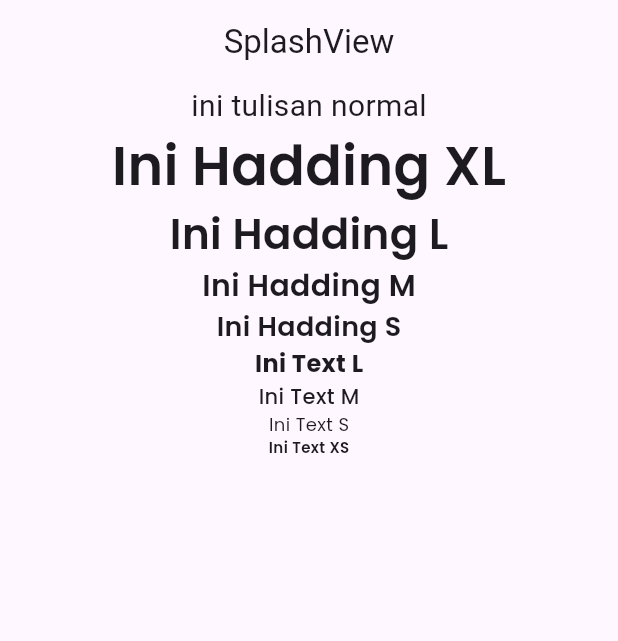
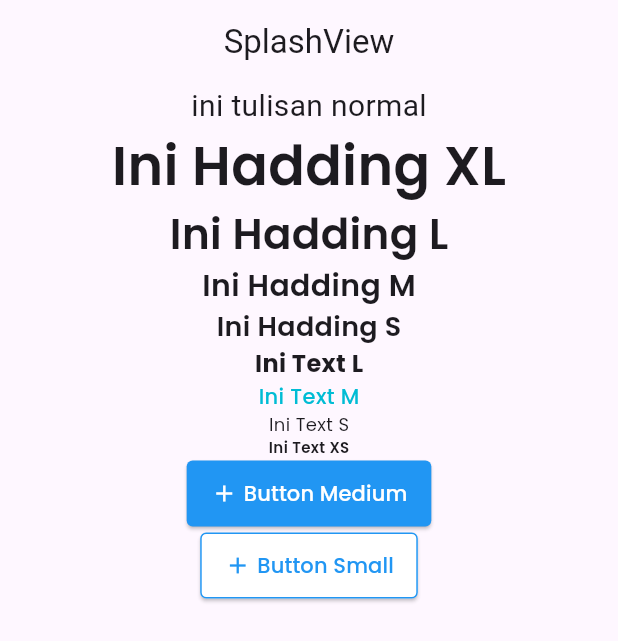
Before and after one commit to alliffianis/flutter_1, a Flutter app: the screen it shows after launch, on a phone screen of 412 x 824 dp. Shown: the top 641 px of the screen. Run offline on Flutter 3.47's test engine with Material 3 defaults, Android fonts, the light colour scheme and no system bars; our stand-ins replace get, google_fonts.

Commit message:
feat: membuat border

```diff
--- a/lib/app/modules/splash/views/splash_view.dart
+++ b/lib/app/modules/splash/views/splash_view.dart
@@ -1,4 +1,5 @@
 import 'package:belajar_1/app/routes/app_pages.dart';
+import 'package:belajar_1/app/widgets/buttons.dart';
 import 'package:belajar_1/app/widgets/texts.dart';
 import 'package:flutter/material.dart';
 
@@ -17,12 +18,15 @@ class SplashView extends GetView<SplashController> {
       ),
       body: SizedBox(
         width: double.infinity,
-        child: Column(crossAxisAlignment: CrossAxisAlignment.center, children: [
-          Text(
+        child: Column(
+          crossAxisAlignment: CrossAxisAlignment.center,
+          children: [
+            const Text(
               'ini tulisan normal',
               style: TextStyle(fontSize: 20),
             ),
-          Texts.headingXL("Ini Hadding XL", fontFamilies: FontFamilies.poppins),
+            Texts.headingXL("Ini Hadding XL",
+                fontFamilies: FontFamilies.poppins),
             Texts.headingL(
               "Ini Hadding L",
               fontFamilies: FontFamilies.poppins,
@@ -32,16 +36,44 @@ class SplashView extends GetView<SplashController> {
             Texts.textL("Ini Text L",
                 fontWeights: FontWeights.bold,
                 fontFamilies: FontFamilies.poppins),
-          Texts.textM("Ini Text M",
+            Texts.textM(
+              "Ini Text M",
               fontWeights: FontWeights.medium,
-              fontFamilies: FontFamilies.poppins),
-          Texts.textS("Ini Text S",
+              fontFamilies: FontFamilies.poppins,
+              color: Colors.cyan,
+            ),
+            Texts.textS(
+              "Ini Text S",
               fontWeights: FontWeights.regular,
-              fontFamilies: FontFamilies.poppins),
-          Texts.textXS("Ini Text XS",
+              fontFamilies: FontFamilies.poppins,
+            ),
+            Texts.textXS(
+              "Ini Text XS",
               fontWeights: FontWeights.semiBold,
-              fontFamilies: FontFamilies.poppins),
-        ]),
+              fontFamilies: FontFamilies.poppins,
+            ),
+            Buttons.buttonPrimary(
+              text: "Button Medium",
+              buttonSize: ButtonSize.medium,
+              onPressed: () {
+                Get.toNamed(Routes.HOME);
+                print(
+                  "object",
+                );
+              },
+            ),
+            Buttons.buttonSecondary(
+              text: "Button Small",
+              buttonSize: ButtonSize.medium,
+              onPressed: () {
+                // Get.toNamed(Routes.HOME);
+                print(
+                  "object",
+                );
+              },
+            ),
+          ],
+        ),
       ),
     );
   }
--- /dev/null
+++ b/lib/app/widgets/buttons.dart
@@ -0,0 +1,131 @@
+import 'package:belajar_1/app/widgets/texts.dart';
+import 'package:flutter/material.dart';
+
+class Buttons {
+  static Widget buttonPrimary({
+    Function()? onPressed,
+    String? text,
+    Color textColor = Colors.white,
+    Color backgroundColor = Colors.blue,
+    ButtonSize buttonSize = ButtonSize.medium,
+  }) {
+    return IntrinsicWidth(
+      child: ElevatedButton(
+        style: ButtonStyle(
+          padding: MaterialStateProperty.all<EdgeInsets>(
+            _mapButtonSize(buttonSize) == "medium"
+                ? const EdgeInsets.symmetric(
+                    horizontal: 16,
+                    vertical: 12,
+                  )
+                : const EdgeInsets.symmetric(
+                    horizontal: 12,
+                    vertical: 8,
+                  ),
+          ),
+          overlayColor: MaterialStateProperty.all<Color>(
+            const Color(0xff004FB2),
+          ),
+          backgroundColor: MaterialStateProperty.all<Color>(
+              onPressed == null ? Colors.grey : backgroundColor),
+          shape: MaterialStateProperty.all<RoundedRectangleBorder>(
+            RoundedRectangleBorder(
+              borderRadius: BorderRadius.circular(4),
+            ),
+          ),
+        ),
+        onPressed: onPressed,
+        child: Row(
+          children: [
+            Icon(
+              Icons.add,
+              color: textColor,
+              size: 18,
+            ),
+            const SizedBox(
+              width: 4,
+            ),
+            Texts.textM(
+              text ?? "",
+              fontWeights: FontWeights.medium,
+              fontFamilies: FontFamilies.poppins,
+              color: textColor,
+            ),
+          ],
+        ),
+      ),
+    );
+  }
+
+  static Widget buttonSecondary({
+    Function()? onPressed,
+    String? text,
+    Color textColor = Colors.blue,
+    Color backgroundColor = Colors.blue,
+    ButtonSize buttonSize = ButtonSize.medium,
+  }) {
+    return IntrinsicWidth(
+      child: ElevatedButton(
+        style: ButtonStyle(
+          padding: MaterialStateProperty.all<EdgeInsets>(
+            _mapButtonSize(buttonSize) == "medium"
+                ? const EdgeInsets.symmetric(
+                    horizontal: 16,
+                    vertical: 12,
+                  )
+                : const EdgeInsets.symmetric(
+                    horizontal: 12,
+                    vertical: 8,
+                  ),
+          ),
+          overlayColor: MaterialStateProperty.all<Color>(
+            const Color(0xffDBF1FF),
+          ),
+          backgroundColor: MaterialStateProperty.all<Color>(Colors.white),
+          shape: MaterialStateProperty.all<RoundedRectangleBorder>(
+            RoundedRectangleBorder(
+              borderRadius: BorderRadius.circular(4),
+              side: BorderSide(
+                color: onPressed == null ? Colors.grey : Colors.blue,
+                width: 1,
+              ),
+            ),
+          ),
+        ),
+        onPressed: onPressed,
+        child: Row(
+          children: [
+            Icon(
+              Icons.add,
+              color: onPressed == null ? Colors.grey : textColor,
+              size: 18,
+            ),
+            const SizedBox(
+              width: 4,
+            ),
+            Texts.textM(
+              text ?? "",
+              fontWeights: FontWeights.medium,
+              fontFamilies: FontFamilies.poppins,
+              color: onPressed == null ? Colors.grey : textColor,
+            ),
+          ],
+        ),
+      ),
+    );
+  }
+
+  static String _mapButtonSize(ButtonSize buttonSize) {
+    switch (buttonSize) {
+      case ButtonSize.medium:
+        return "medium";
+      case ButtonSize.small:
+        return "small";
+    }
+  }
+}
+
+enum ButtonSize {
+  medium,
+  small,
+}
--- a/lib/app/widgets/texts.dart
+++ b/lib/app/widgets/texts.dart
@@ -105,9 +105,12 @@ class Texts {
     );
   }
 
-  static Text textM(String text,
-      {FontWeights fontWeights = FontWeights.regular,
-      FontFamilies fontFamilies = FontFamilies.poppins}) {
+  static Text textM(
+    String text, {
+    FontWeights fontWeights = FontWeights.regular,
+    FontFamilies fontFamilies = FontFamilies.poppins,
+    Color color = Colors.grey,
+  }) {
     return Text(
       text,
       style: _mapFontFamilies(fontFamilies) == "Poppins"
@@ -115,12 +118,14 @@ class Texts {
               textStyle: TextStyle(
                 fontSize: 14,
                 fontWeight: _mapFontWeights(fontWeights),
+                color: color,
               ),
             )
           : GoogleFonts.plusJakartaSans(
               textStyle: TextStyle(
                 fontSize: 14,
                 fontWeight: _mapFontWeights(fontWeights),
+                color: color,
               ),
             ),
     );
```
Lines whose indentation alone changed are shown as unchanged.
